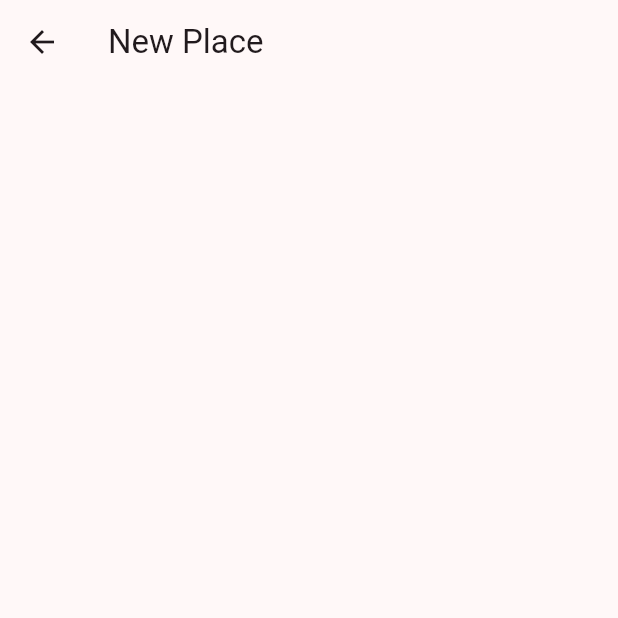
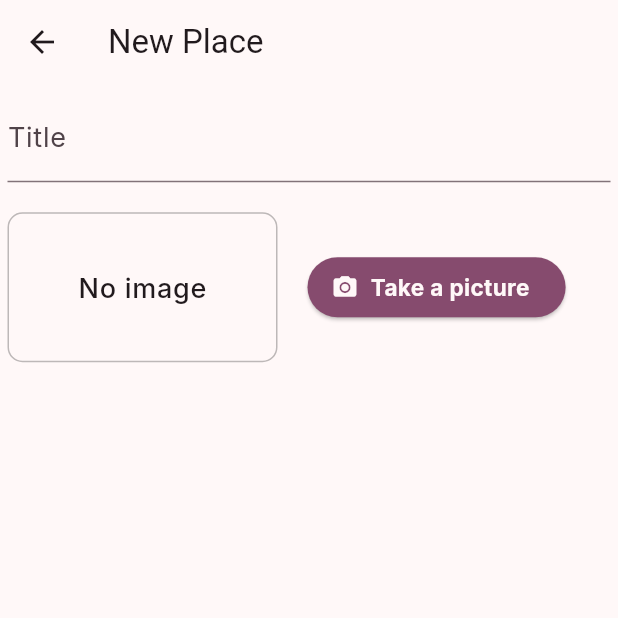
Before and after one commit to darcanj0/great_places, a Flutter app: the PlaceFormPage screen opened by its route, on a phone screen of 412 x 824 dp, the top half of it. Run offline on Flutter 3.47's test engine with Material 2 defaults, Android fonts, the phone set to English and light mode, and no system bars; our stand-ins replace google_fonts.

Commit message:
refactor: create theme consumer mixin

```diff
--- /dev/null
+++ b/lib/components/image_input.dart
@@ -0,0 +1,42 @@
+import 'package:flutter/material.dart';
+
+class ImageInput extends StatefulWidget {
+  const ImageInput({super.key});
+
+  @override
+  State<ImageInput> createState() => _ImageInputState();
+}
+
+class _ImageInputState extends State<ImageInput> {
+  @override
+  Widget build(BuildContext context) {
+    final textTheme = Theme.of(context).textTheme;
+    return Row(
+      children: [
+        Container(
+          width: 180,
+          height: 100,
+          decoration: BoxDecoration(
+              border: Border.all(color: Colors.black26),
+              borderRadius: BorderRadius.circular(10)),
+          alignment: Alignment.center,
+          child: Text(
+            'No image',
+            style: textTheme.labelMedium,
+          ),
+        ),
+        const SizedBox(
+          width: 20,
+        ),
+        ElevatedButton.icon(
+          onPressed: () {},
+          icon: const Icon(Icons.photo_camera),
+          label: Text(
+            'Take a picture',
+            style: textTheme.bodyMedium,
+          ),
+        )
+      ],
+    );
+  }
+}
--- a/lib/pages/place_form_page.dart
+++ b/lib/pages/place_form_page.dart
@@ -1,4 +1,6 @@
 import 'package:flutter/material.dart';
+import 'package:great_places/components/image_input.dart';
+import 'package:great_places/utils/theme_consumer.dart';
 
 class PlaceFormPage extends StatefulWidget {
   const PlaceFormPage({super.key});
@@ -7,15 +9,49 @@ class PlaceFormPage extends StatefulWidget {
   State<PlaceFormPage> createState() => _PlaceFormPageState();
 }
 
-class _PlaceFormPageState extends State<PlaceFormPage> {
+class _PlaceFormPageState extends State<PlaceFormPage> with ThemeConsumer {
+  @override
+  void initState() {
+    titleController = TextEditingController();
+    super.initState();
+  }
+
+  @override
+  void dispose() {
+    titleController.dispose();
+    super.dispose();
+  }
+
+  late final TextEditingController titleController;
+
   @override
   Widget build(BuildContext context) {
     return Scaffold(
       appBar: AppBar(
-        title: Text('New Place'),
+        title: const Text('New Place'),
       ),
-      body: Center(
-        child: Text('Form'),
+      body: Padding(
+        padding: const EdgeInsets.symmetric(horizontal: 5, vertical: 5),
+        child: Form(
+            child: Column(
+          children: [
+            TextFormField(
+                controller: titleController,
+                keyboardType: TextInputType.text,
+                onSaved: (newValue) {
+                  return;
+                },
+                validator: (value) {
+                  return null;
+                },
+                decoration: const InputDecoration(labelText: 'Title'),
+                style: getTextTheme(context)!.bodyLarge!),
+            const SizedBox(
+              height: 20,
+            ),
+            ImageInput()
+          ],
+        )),
       ),
     );
   }
--- /dev/null
+++ b/lib/utils/theme_consumer.dart
@@ -0,0 +1,15 @@
+import 'package:flutter/material.dart';
+
+mixin ThemeConsumer {
+  ThemeData? getTheme(BuildContext context) {
+    return Theme.of(context);
+  }
+
+  TextTheme? getTextTheme(BuildContext context) {
+    return getTheme(context)?.textTheme;
+  }
+
+  ColorScheme? getColorScheme(BuildContext context) {
+    return getTheme(context)?.colorScheme;
+  }
+}
```
